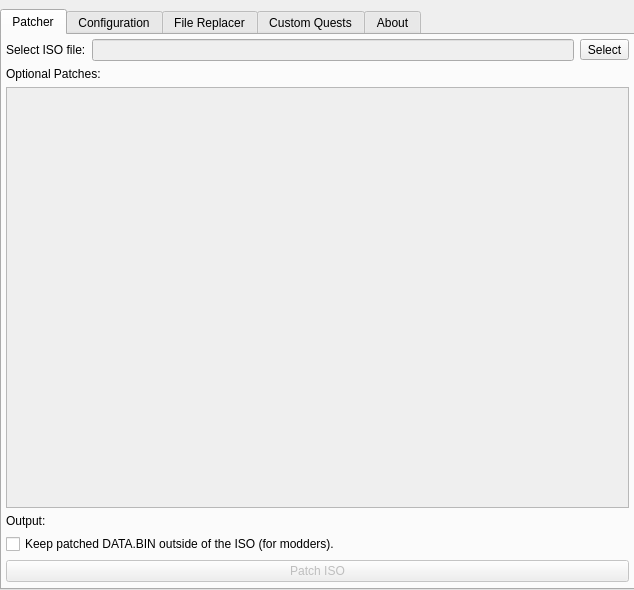
This is qt_ui.ui in FUComplete/FUCTool as Qt 5 draws it before an edit. The edited form follows.
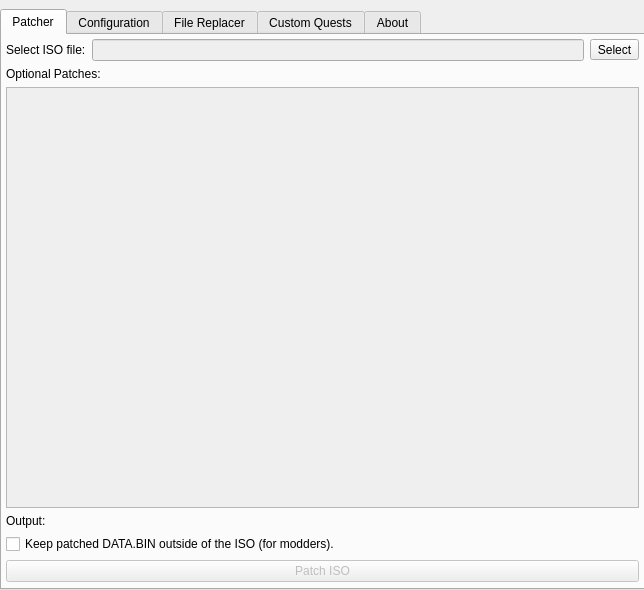
This is the edited form. Icons and pictures are not drawn.

Commit message: Fix window stretching issue (part of #1).

```diff
--- a/qt_ui.ui
+++ b/qt_ui.ui
@@ -6,19 +6,19 @@
    <rect>
     <x>0</x>
     <y>0</y>
-    <width>634</width>
+    <width>644</width>
     <height>590</height>
    </rect>
   </property>
   <property name="minimumSize">
    <size>
-    <width>634</width>
+    <width>644</width>
     <height>590</height>
    </size>
   </property>
   <property name="maximumSize">
    <size>
-    <width>640</width>
+    <width>644</width>
     <height>590</height>
    </size>
   </property>
@@ -35,7 +35,7 @@
      <rect>
       <x>0</x>
       <y>9</y>
-      <width>641</width>
+      <width>645</width>
       <height>581</height>
      </rect>
     </property>
@@ -51,7 +51,7 @@
        <rect>
         <x>0</x>
         <y>0</y>
-        <width>631</width>
+        <width>641</width>
         <height>551</height>
        </rect>
       </property>
```
Left out of the diff: 8 changed lines with no effect on the pictures. The commit also changes 1 other file.
